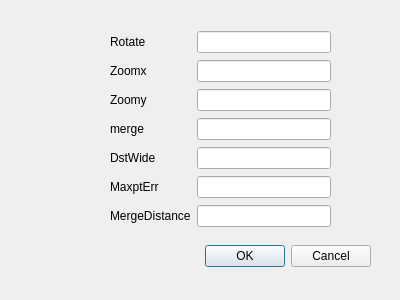
First picture: the form in StitchView/mapxydialog.ui, repository chenyufjfz/ChipPintu, before the edit.
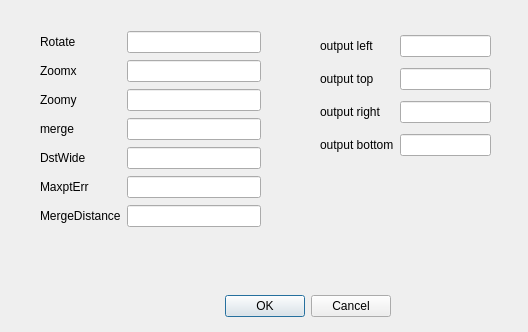
Second picture: the form after the edit.

Diff of the .ui file:
```diff
--- a/StitchView/mapxydialog.ui
+++ b/StitchView/mapxydialog.ui
@@ -6,8 +6,8 @@
    <rect>
     <x>0</x>
     <y>0</y>
-    <width>400</width>
-    <height>300</height>
+    <width>528</width>
+    <height>332</height>
    </rect>
   </property>
   <property name="windowTitle">
@@ -16,8 +16,8 @@
   <widget class="QDialogButtonBox" name="buttonBox">
    <property name="geometry">
     <rect>
-     <x>30</x>
-     <y>240</y>
+     <x>50</x>
+     <y>290</y>
      <width>341</width>
      <height>32</height>
     </rect>
@@ -32,7 +32,7 @@
   <widget class="QWidget" name="layoutWidget">
    <property name="geometry">
     <rect>
-     <x>110</x>
+     <x>40</x>
      <y>30</y>
      <width>221</width>
      <height>198</height>
@@ -111,6 +111,58 @@
     </item>
    </layout>
   </widget>
+  <widget class="QWidget" name="gridLayoutWidget">
+   <property name="geometry">
+    <rect>
+     <x>320</x>
+     <y>30</y>
+     <width>171</width>
+     <height>134</height>
+    </rect>
+   </property>
+   <layout class="QGridLayout" name="gridLayout_2">
+    <item row="2" column="1">
+     <widget class="QLineEdit" name="output_top"/>
+    </item>
+    <item row="1" column="1">
+     <widget class="QLineEdit" name="output_left"/>
+    </item>
+    <item row="1" column="0">
+     <widget class="QLabel" name="label_8">
+      <property name="text">
+       <string>output left</string>
+      </property>
+     </widget>
+    </item>
+    <item row="2" column="0">
+     <widget class="QLabel" name="label_9">
+      <property name="text">
+       <string>output top</string>
+      </property>
+     </widget>
+    </item>
+    <item row="4" column="0">
+     <widget class="QLabel" name="label_11">
+      <property name="text">
+       <string>output right</string>
+      </property>
+     </widget>
+    </item>
+    <item row="4" column="1">
+     <widget class="QLineEdit" name="output_right"/>
+    </item>
+    <item row="5" column="0">
+     <widget class="QLabel" name="label_10">
+      <property name="text">
+       <string>output bottom</string>
+      </property>
+     </widget>
+    </item>
+    <item row="5" column="1">
+     <widget class="QLineEdit" name="output_bottom"/>
+    </item>
+   </layout>
+  </widget>
  </widget>
  <resources/>
  <connections>
```
